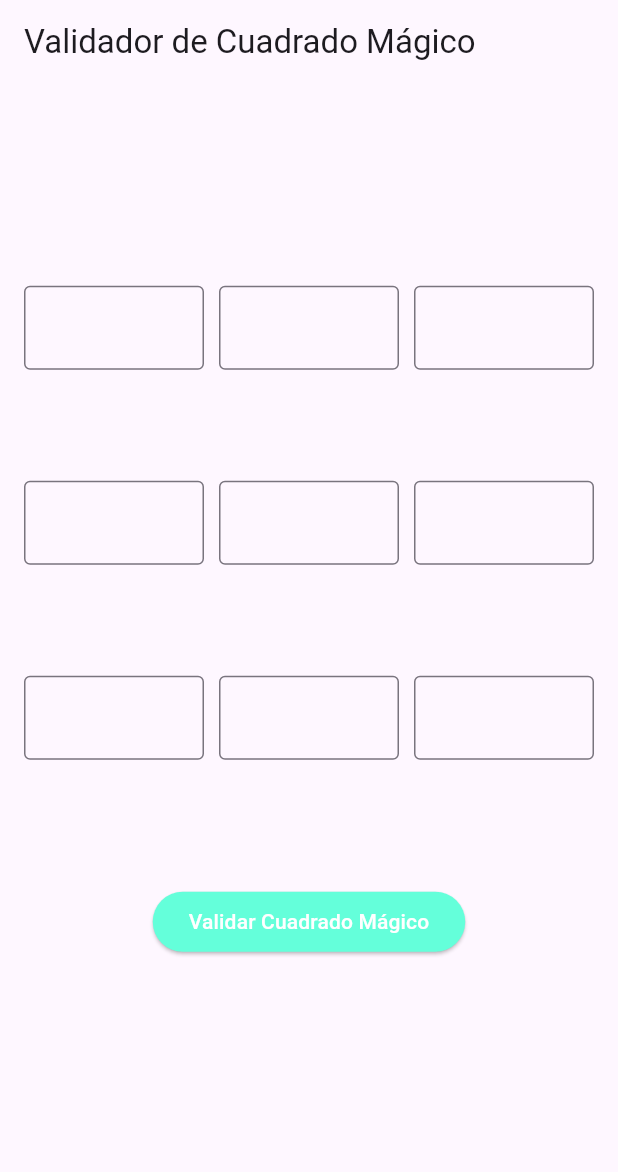
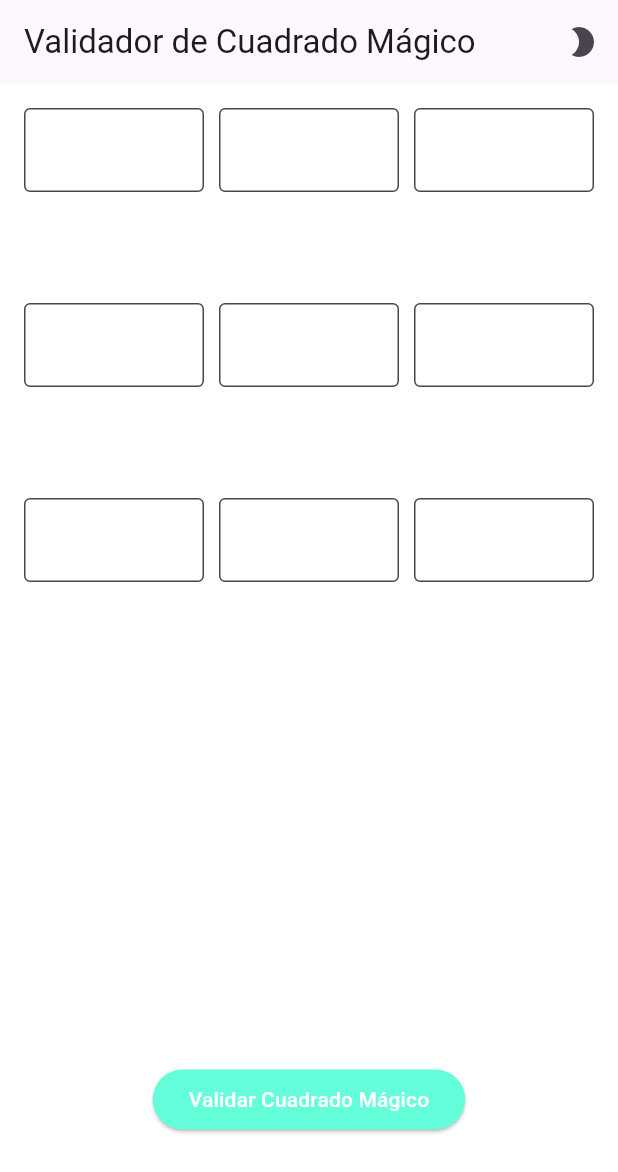
Before and after one commit to JeanBlanco/ProgramacionMovil, a Flutter app: the screen it shows after launch, on a phone screen of 412 x 824 dp. Shown: the top 1172 px of the screen. Run offline on Flutter 3.47's test engine with Material 3 defaults, Android fonts, the light colour scheme and no system bars.

Commit message:
modificacion del parcial

```diff
--- a/parcial/lib/MagicSquarePage.dart
+++ b/parcial/lib/MagicSquarePage.dart
@@ -11,7 +11,10 @@ class _MagicSquarePageState extends State<MagicSquarePage>
     with SingleTickerProviderStateMixin {
   final List<TextEditingController> controllers =
       List.generate(9, (index) => TextEditingController());
+  final List<bool> hasError = List.generate(9, (index) => false);
+  final List<String?> errorMessages = List.generate(9, (index) => null);
   String resultMessage = '';
+  bool _isDarkMode = false; // Variable para gestionar el estado del fondo
   late AnimationController _animationController;
   late Animation<double> _fadeAnimation;
 
@@ -41,13 +44,43 @@ class _MagicSquarePageState extends State<MagicSquarePage>
   }
 
   void validateSquare() {
+    setState(() {
+      resultMessage = '';
+      bool isValid = true;
+      List<int> square = [];
+      Set<int> seenNumbers = {};
+
+      for (int i = 0; i < 9; i++) {
         try {
-      List<int> square =
-          controllers.map((controller) => int.parse(controller.text)).toList();
-      if (square.toSet().length != 9 ||
-          square.any((num) => num < 1 || num > 9)) {
+          int value = int.parse(controllers[i].text);
+          if (value < 1 || value > 9) {
+            hasError[i] = true;
+            errorMessages[i] = 'Debe estar entre 1 y 9';
+            isValid = false;
+          } else {
+            if (seenNumbers.contains(value)) {
+              hasError[i] = true;
+              errorMessages[i] = 'Duplicado';
+              isValid = false;
+            } else {
+              square.add(value);
+              seenNumbers.add(value);
+              hasError[i] = false;
+              errorMessages[i] = null;
+            }
+          }
+        } catch (e) {
+          hasError[i] = true;
+          errorMessages[i] = 'Desconocido';
+          isValid = false;
+        }
+      }
+
+      if (isValid) {
+        if (seenNumbers.length != 9) {
           setState(() {
             resultMessage = 'Ingresa números únicos entre 1 y 9.';
+            isValid = false;
           });
         } else {
           setState(() {
@@ -56,13 +89,20 @@ class _MagicSquarePageState extends State<MagicSquarePage>
                 : 'No es un cuadrado mágico.';
           });
         }
-      _animationController.forward(from: 0);
-    } catch (e) {
-      setState(() {
-        resultMessage = 'Por favor, ingresa solo números.';
+      } else {
+        if (resultMessage.isEmpty) {
+          resultMessage = 'Por favor, corrige los errores en los campos.';
+        }
+      }
+
       _animationController.forward(from: 0);
     });
   }
+
+  void toggleDarkMode() {
+    setState(() {
+      _isDarkMode = !_isDarkMode;
+    });
   }
 
   @override
@@ -70,14 +110,26 @@ class _MagicSquarePageState extends State<MagicSquarePage>
     return Scaffold(
       appBar: AppBar(
         title: const Text('Validador de Cuadrado Mágico'),
+        actions: [
+          IconButton(
+            icon: Icon(_isDarkMode ? Icons.brightness_7 : Icons.brightness_2),
+            onPressed: toggleDarkMode,
           ),
-      body: Padding(
+        ],
+      ),
+      body: Container(
+        color: _isDarkMode
+            ? Colors.black
+            : Colors.white, // Fondo basado en el modo
+        child: Padding(
           padding: const EdgeInsets.all(16.0),
           child: Column(
             mainAxisAlignment: MainAxisAlignment.center,
             children: [
-            GridView.builder(
+              Expanded(
+                child: GridView.builder(
                   shrinkWrap: true,
+                  physics: const NeverScrollableScrollPhysics(),
                   gridDelegate: const SliverGridDelegateWithFixedCrossAxisCount(
                     crossAxisCount: 3,
                     mainAxisSpacing: 10,
@@ -89,11 +141,23 @@ class _MagicSquarePageState extends State<MagicSquarePage>
                       controller: controllers[index],
                       keyboardType: TextInputType.number,
                       textAlign: TextAlign.center,
-                  decoration: const InputDecoration(
-                    border: OutlineInputBorder(),
+                      decoration: InputDecoration(
+                        border: OutlineInputBorder(
+                          borderSide: BorderSide(
+                            color: hasError[index] ? Colors.red : Colors.grey,
+                          ),
+                        ),
+                        errorText: errorMessages[index],
+                        fillColor:
+                            _isDarkMode ? Colors.grey[800] : Colors.white,
+                        filled: true,
+                      ),
+                      style: TextStyle(
+                        color: _isDarkMode ? Colors.white : Colors.black,
                       ),
                     );
                   },
+                ),
               ),
               const SizedBox(height: 20),
               ElevatedButton(
@@ -105,13 +169,15 @@ class _MagicSquarePageState extends State<MagicSquarePage>
                 opacity: _fadeAnimation,
                 child: Text(
                   resultMessage,
-                style: const TextStyle(
+                  style: TextStyle(
                     fontSize: 22,
                     fontWeight: FontWeight.bold,
-                    color: Colors.teal),
+                    color: _isDarkMode ? Colors.white : Colors.teal,
+                  ),
                 ),
               ),
             ],
+          ),
         ),
       ),
     );
```
Lines whose indentation alone changed are shown as unchanged.
